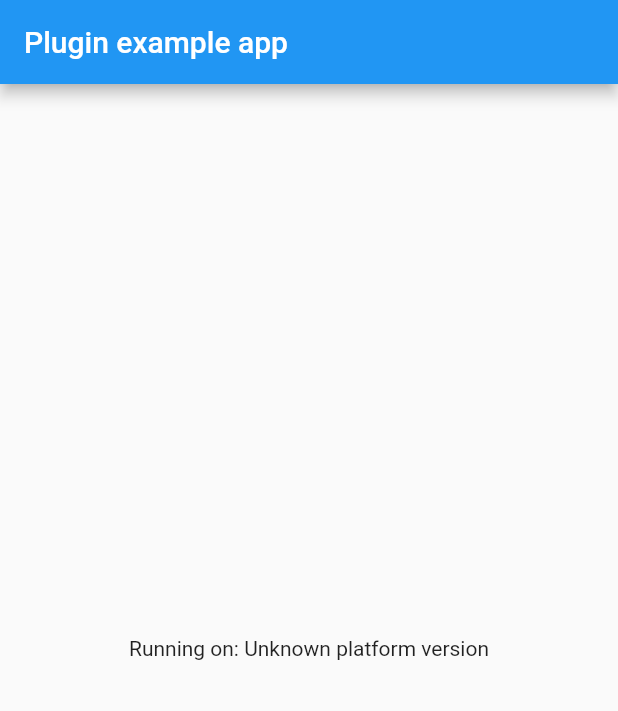
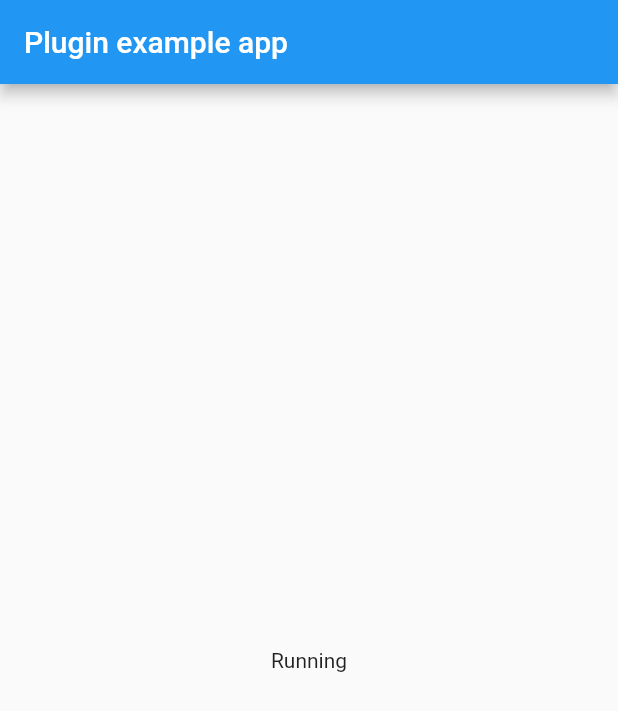
Before and after one commit to WinTicket/flutter_odm, a Flutter app: the screen it shows after launch, on a phone screen of 412 x 824 dp. Shown: the top 711 px of the screen. Run offline on Flutter 3.47's test engine with Material 2 defaults, Android fonts, the phone set to English and light mode, and no system bars; our stand-ins replace plugin_platform_interface.

Commit message:
fixed description

```diff
--- a/example/lib/main.dart
+++ b/example/lib/main.dart
@@ -1,7 +1,4 @@
 import 'package:flutter/material.dart';
-import 'dart:async';
-
-import 'package:flutter/services.dart';
 import 'package:odm/odm.dart';
 
 void main() {
@@ -16,48 +13,27 @@ class MyApp extends StatefulWidget {
 }
 
 class _MyAppState extends State<MyApp> {
-  String _platformVersion = 'Unknown';
   final _odmPlugin = Odm();
 
   @override
-  void initState() {
-    super.initState();
-    initPlatformState();
-  }
+  Widget build(BuildContext context) {
 
-  // Platform messages are asynchronous, so we initialize in an async method.
-  Future<void> initPlatformState() async {
-    String platformVersion;
-    // Platform messages may fail, so we use a try/catch PlatformException.
-    // We also handle the message potentially returning null.
-    try {
-      platformVersion =
-          await _odmPlugin.getPlatformVersion() ?? 'Unknown platform version';
-    } on PlatformException {
-      platformVersion = 'Failed to get platform version.';
-    }
+    _odmPlugin.initiateWithEmail("abc@gmail.com");
+    _odmPlugin.initiateWithPhoneNumber("821067777777");
 
-    // If the widget was removed from the tree while the asynchronous platform
-    // message was in flight, we want to discard the reply rather than calling
-    // setState to update our non-existent appearance.
-    if (!mounted) return;
 
-    setState(() {
-      _platformVersion = platformVersion;
-    });
-  }
-
-  @override
-  Widget build(BuildContext context) {
+    //Typical placeholder
     return MaterialApp(
       home: Scaffold(
         appBar: AppBar(
           title: const Text('Plugin example app'),
         ),
-        body: Center(
-          child: Text('Running on: $_platformVersion\n'),
+        body: const Center(
+          child: Text('Running'),
         ),
       ),
     );
+
+
   }
 }
--- a/pubspec.yaml
+++ b/pubspec.yaml
@@ -1,7 +1,7 @@
 name: odm
 description: On-Device Measurement for iOS apps
-version: 0.0.1
-homepage: 'https://gorakgarak.com'
+version: 0.0.3
+homepage: 'https://github.com/kohry/flutter_odm'
 
 environment:
   sdk: '>=2.18.5 <3.0.0'
```
Also changed, not shown: 1 other file.
